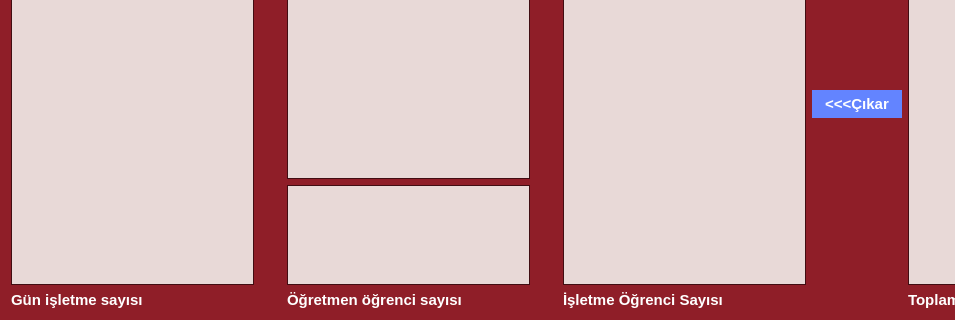
First picture: the form in screens/add_workplace_to_staff.ui, repository hasanicli/ibev2, before the edit; both pictures show x 0 to 955 and y 338 to 658 of the 1162 by 658 pixel window.
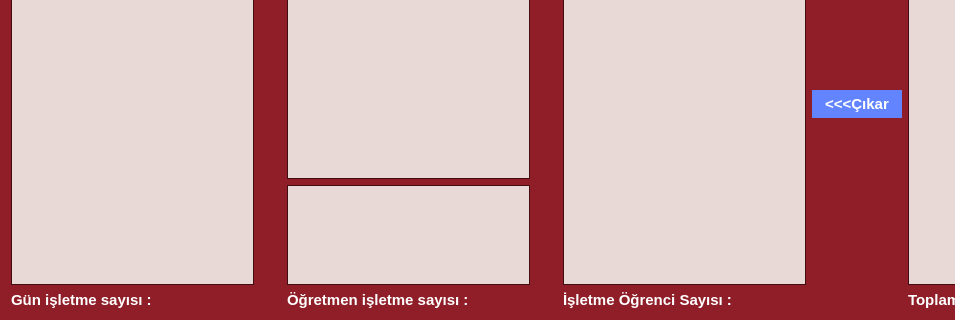
Second picture: the form after the edit. Icons and pictures are not drawn.

Commit message: ended workplace_to_staff

Diff of the .ui file:
```diff
--- a/screens/add_workplace_to_staff.ui
+++ b/screens/add_workplace_to_staff.ui
@@ -971,7 +971,7 @@
        <item>
         <widget class="QLabel" name="label_11">
          <property name="text">
-          <string>Gün işletme sayısı</string>
+          <string>Gün işletme sayısı : </string>
          </property>
         </widget>
        </item>
@@ -1038,7 +1038,7 @@
        <item>
         <widget class="QLabel" name="label_4">
          <property name="text">
-          <string>Öğretmen öğrenci sayısı</string>
+          <string>Öğretmen işletme sayısı : </string>
          </property>
         </widget>
        </item>
@@ -1085,7 +1085,7 @@
        <item>
         <widget class="QLabel" name="label_10">
          <property name="text">
-          <string>İşletme Öğrenci Sayısı</string>
+          <string>İşletme Öğrenci Sayısı : </string>
          </property>
         </widget>
        </item>
```
Left out of the diff: 6 changed lines with no effect on the pictures. The commit also changes 4 other files.
